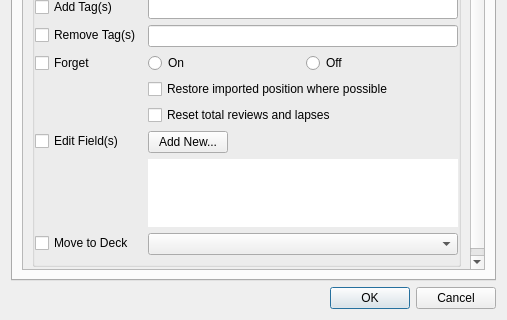
Old version of the form res/ui/options_dialog.ui in the repository iamjustkoi/LeechToolkit; both pictures show x 0 to 507 and y 142 to 462 of the 507 by 462 pixel window.
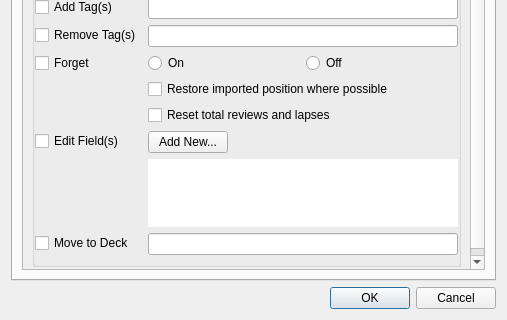
New version of the form.

Commit message: Added better item recommendations and probably also deck moving idk

What changed in the file:
```diff
--- a/res/ui/options_dialog.ui
+++ b/res/ui/options_dialog.ui
@@ -640,7 +640,7 @@
                  </widget>
                 </item>
                 <item row="8" column="1">
-                 <widget class="QComboBox" name="deckMoveDropdown"/>
+                 <widget class="QLineEdit" name="deckMoveLine"/>
                 </item>
                </layout>
               </item>
```
The commit also changes 3 other files.
